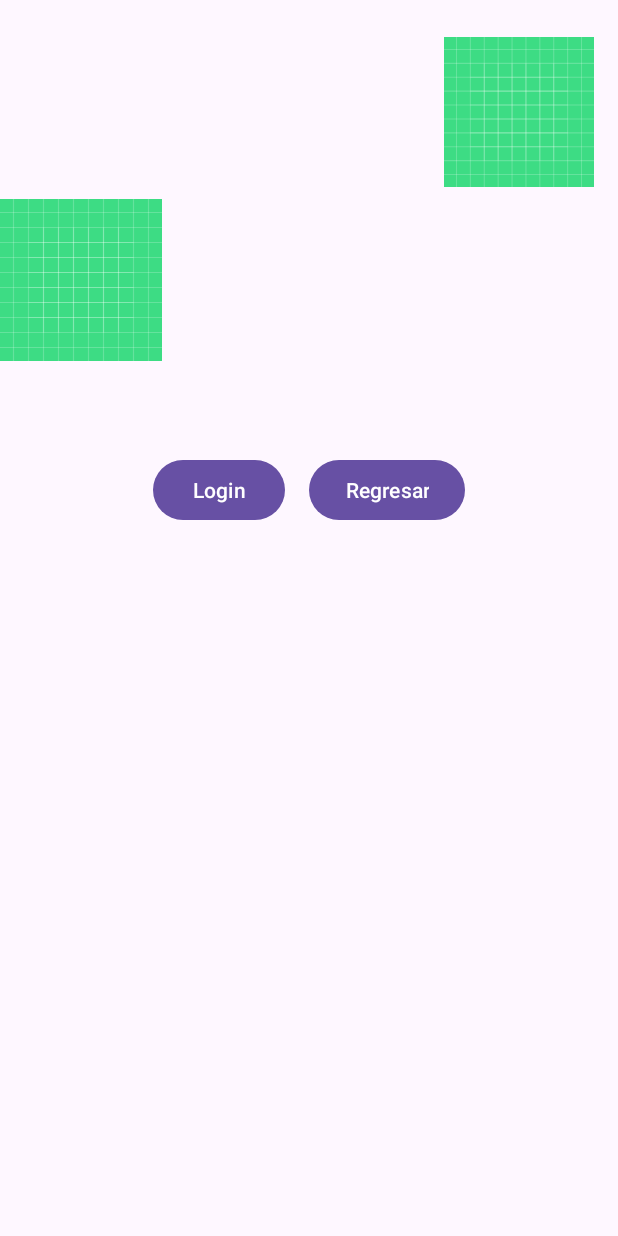
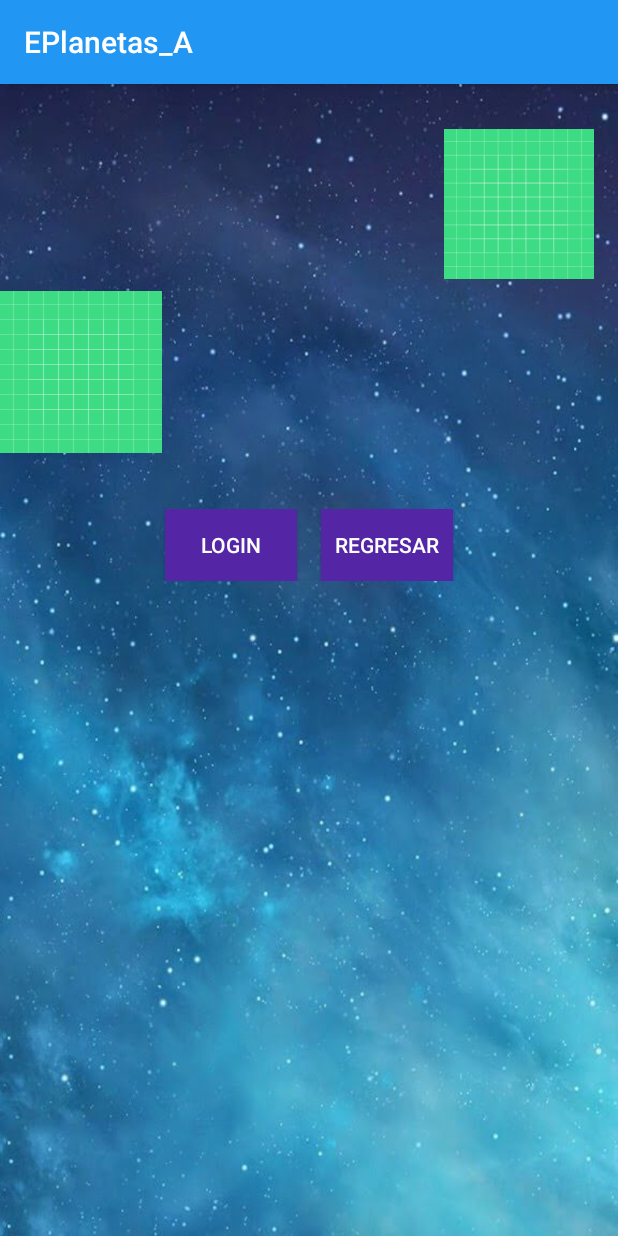
Before and after one commit to Gupe024/PP_Adriana, an Android app: the Informacion screen opened directly, with no data from a screen before it, on a phone screen of 412 x 824 dp. Run offline under Robolectric (Android 15) with nearby library versions, the phone set to English and light mode, and no system bars.

Commit message:
Quinto commit

```diff
--- a/app/src/main/AndroidManifest.xml
+++ b/app/src/main/AndroidManifest.xml
@@ -10,7 +10,7 @@
         android:label="@string/app_name"
         android:roundIcon="@mipmap/ic_launcher_round"
         android:supportsRtl="true"
-        android:theme="@style/Theme.EPlanetas_A"
+        android:theme="@style/Tema"
         tools:targetApi="31">
         <activity
             android:name=".Informacion"
--- a/app/src/main/java/com/example/eplanetas_a/Informacion.java
+++ b/app/src/main/java/com/example/eplanetas_a/Informacion.java
@@ -3,18 +3,8 @@ package com.example.eplanetas_a;
 import android.content.Intent;
 import android.content.res.TypedArray;
 import android.os.Bundle;
-import android.widget.ImageView;
-import android.widget.TextView;
-
-import androidx.appcompat.app.AppCompatActivity;
-import androidx.core.graphics.Insets;
-import androidx.core.view.ViewCompat;
-import androidx.core.view.WindowInsetsCompat;
-
-import java.text.BreakIterator;
-
-import android.content.Intent;
-import android.os.Bundle;
+import android.view.View;
+import android.widget.Button;
 import android.widget.ImageView;
 import android.widget.TextView;
 
@@ -54,5 +44,24 @@ public class Informacion extends AppCompatActivity {
                 imagen2.recycle();
             }
         }
+
+        Button btnLogin = findViewById(R.id.btnLogin);
+        btnLogin.setOnClickListener(new View.OnClickListener() {
+            @Override
+            public void onClick(View v) {
+                // Abrir la actividad de login
+                Intent intent = new Intent(Informacion.this, MainActivity.class);
+                startActivity(intent);
+            }
+        });
+
+        Button btnRegresar = findViewById(R.id.btnRegresar);
+        btnRegresar.setOnClickListener(new View.OnClickListener() {
+            @Override
+            public void onClick(View v) {
+                // Regresar a la ventana anterior
+                finish(); // Cierra esta actividad y regresa a la anterior
+            }
+        });
     }
 }
--- a/app/src/main/java/com/example/eplanetas_a/Lista_planetas.java
+++ b/app/src/main/java/com/example/eplanetas_a/Lista_planetas.java
@@ -35,7 +35,6 @@ public class Lista_planetas extends AppCompatActivity {
         lista.setOnItemClickListener(new AdapterView.OnItemClickListener() {
             @Override
             public void onItemClick(AdapterView<?> parent, View view, int position, long id) {
-                // Iniciar la actividad Informacion y pasar la posición del planeta seleccionado
                 Intent intent = new Intent(Lista_planetas.this, Informacion.class);
                 intent.putExtra("position", position);
                 startActivity(intent);
--- a/app/src/main/java/com/example/eplanetas_a/MainActivity.java
+++ b/app/src/main/java/com/example/eplanetas_a/MainActivity.java
@@ -26,7 +26,6 @@ public class MainActivity extends AppCompatActivity {
         passwordEditText = findViewById(R.id.password);
         iniciarButton = findViewById(R.id.iniciar);
 
-        // Inicializar SharedPreferences
         sharedPreferences = getSharedPreferences("UserPrefs", MODE_PRIVATE);
 
         iniciarButton.setOnClickListener(new View.OnClickListener() {
@@ -40,7 +39,7 @@ public class MainActivity extends AppCompatActivity {
                     editor.putString("usuario", user);
                     editor.apply();
 
-                    String mensajePersonalizado = "Bienvenido estimado " + user + ", que disfrute el planetario";
+                    String mensajePersonalizado = "Bienvenid@ estimad@ " + user + ", que disfrute el planetario";
                     Toast.makeText(MainActivity.this, mensajePersonalizado, Toast.LENGTH_SHORT).show();
 
                     Intent intent = new Intent(MainActivity.this, Lista_planetas.class);
--- a/app/src/main/res/drawable/fondo_pantalla.xml
+++ b/app/src/main/res/drawable/fondo_pantalla.xml
@@ -1,4 +1,3 @@
 <?xml version="1.0" encoding="utf-8"?>
-<selector xmlns:android="http://schemas.android.com/apk/res/android">
-
-</selector>
+<bitmap xmlns:android="http://schemas.android.com/apk/res/android"
+    android:src="@drawable/fondoespacial" />
--- a/app/src/main/res/layout-land/activity_informacion.xml
+++ b/app/src/main/res/layout-land/activity_informacion.xml
@@ -49,8 +49,8 @@
 
                 <ImageView
                     android:id="@+id/imagen1"
-                    android:layout_width="100dp"
-                    android:layout_height="100dp"
+                    android:layout_width="150dp"
+                    android:layout_height="150dp"
                     android:src="@drawable/ic_launcher_background"
                     android:layout_marginStart="16dp"
                     android:layout_marginEnd="16dp" />
@@ -64,13 +64,14 @@
                 android:layout_centerHorizontal="true"
                 android:layout_marginTop="8dp"
                 android:scaleType="fitCenter"
-                android:adjustViewBounds="true" />
+                android:adjustViewBounds="true"
+                android:padding="16dp"/>
 
             <TextView
                 android:id="@+id/texto_centrado"
                 android:layout_width="match_parent"
                 android:layout_height="wrap_content"
-                android:layout_marginTop="10dp"
+                android:layout_marginTop="5dp"
                 android:layout_marginStart="16dp"
                 android:layout_marginEnd="16dp"
                 android:text="@string/Textocentrado"
@@ -80,6 +81,7 @@
                 android:layout_width="match_parent"
                 android:layout_height="wrap_content"
                 android:layout_marginTop="5dp"
+                android:padding="5dp"
                 android:gravity="center_horizontal"
                 android:orientation="horizontal">
 
--- a/app/src/main/res/layout-land/activity_lista_planetas.xml
+++ b/app/src/main/res/layout-land/activity_lista_planetas.xml
@@ -11,7 +11,7 @@
         android:layout_height="wrap_content"
         android:text="@string/Menu"
         style="@style/TextoMenu"
-        android:layout_margin="35dp"
+        android:layout_margin="30dp"
         android:layout_centerHorizontal="true"/>
 
     <ListView
--- a/app/src/main/res/layout-land/activity_main.xml
+++ b/app/src/main/res/layout-land/activity_main.xml
@@ -5,6 +5,8 @@
     android:id="@+id/main"
     android:layout_width="match_parent"
     android:layout_height="match_parent"
+    android:orientation="vertical"
+    android:gravity="center_horizontal"
     tools:context=".MainActivity">
 
     <LinearLayout
@@ -14,9 +16,9 @@
         android:orientation="vertical">
 
         <TextView
-            android:layout_width="160dp"
+            android:layout_width="180dp"
             android:layout_height="45dp"
-            android:layout_marginTop="80dp"
+            android:layout_marginTop="40dp"
             android:text="@string/Titulo"
             style="@style/TituloStyle" />
 
--- a/app/src/main/res/layout/activity_informacion.xml
+++ b/app/src/main/res/layout/activity_informacion.xml
@@ -5,6 +5,10 @@
     android:layout_width="match_parent"
     android:layout_height="match_parent"
     tools:context=".Informacion">
+
+    <ScrollView
+        android:layout_width="match_parent"
+        android:layout_height="match_parent">
 
         <LinearLayout
             android:layout_width="match_parent"
@@ -24,13 +28,14 @@
                     android:text="@string/TituloInfo"
                     android:textSize="18sp"
                     android:textStyle="bold"
-                android:layout_marginRight="16dp"/>
+                    android:layout_marginRight="16dp" />
             </LinearLayout>
 
             <LinearLayout
                 android:layout_width="match_parent"
                 android:layout_height="wrap_content"
-            android:orientation="horizontal">
+                android:orientation="horizontal"
+                android:layout_marginTop="5dp">
 
                 <TextView
                     android:id="@+id/texto_izquierdo"
@@ -65,7 +70,7 @@
                 android:id="@+id/texto_centrado"
                 android:layout_width="match_parent"
                 android:layout_height="wrap_content"
-            android:layout_marginTop="30dp"
+                android:layout_marginTop="10dp"
                 android:layout_marginStart="16dp"
                 android:layout_marginEnd="16dp"
                 android:text="@string/Textocentrado"
@@ -74,25 +79,23 @@
             <LinearLayout
                 android:layout_width="match_parent"
                 android:layout_height="wrap_content"
-            android:orientation="horizontal"
-            android:layout_below="@id/texto_centrado"
-            android:layout_marginTop="10dp"
-            android:gravity="center">
+                android:layout_marginTop="5dp"
+                android:gravity="center_horizontal"
+                android:orientation="horizontal">
 
                 <Button
                     android:id="@+id/btnLogin"
                     android:layout_width="wrap_content"
                     android:layout_height="wrap_content"
-                android:text="Login"
-                android:layout_marginEnd="16dp" />
+                    android:layout_marginEnd="16dp"
+                    android:text="@string/Inicio_sesion" />
 
                 <Button
                     android:id="@+id/btnRegresar"
                     android:layout_width="wrap_content"
                     android:layout_height="wrap_content"
-                android:text="Regresar" />
-
+                    android:text="@string/volver" />
             </LinearLayout>
         </LinearLayout>
-
+    </ScrollView>
 </RelativeLayout>
--- a/app/src/main/res/layout/activity_lista_planetas.xml
+++ b/app/src/main/res/layout/activity_lista_planetas.xml
@@ -10,7 +10,7 @@
         android:layout_width="wrap_content"
         android:layout_height="wrap_content"
         android:text="@string/Menu"
-        android:textSize="18sp"
+        style="@style/TextoMenu"
         android:layout_margin="35dp"
         android:layout_centerHorizontal="true"/>
 
--- a/app/src/main/res/values/Styles.xml
+++ b/app/src/main/res/values/Styles.xml
@@ -1,3 +1,41 @@
-<?xml version="1.0" encoding="utf-8"?>
 <resources>
+    <style name="Tema" parent="Theme.AppCompat.Light.DarkActionBar">
+        <item name="android:windowBackground">@drawable/fondo_pantalla</item>
+        <item name="android:scaleType">fitXY</item>
+        <item name="android:layout_width">wrap_content</item>
+        <item name="android:layout_height">wrap_content</item>
+        <item name="colorPrimary">@color/colorPrimary</item>
+        <item name="colorPrimaryDark">#9C27B0</item>
+        <item name="android:buttonStyle">@style/ButtonStyle</item>
+        <item name="android:textColor">@android:color/white</item>
+    </style>
+
+    <style name="ButtonStyle" parent="Widget.AppCompat.Button">
+        <item name="android:background">#5426A6</item>
+    </style>
+
+    <style name="TituloStyle">
+        <item name="android:textSize">40dp</item>
+        <item name="android:fontFamily">sans-serif-smallcaps</item>
+        <item name="android:gravity">center</item>
+    </style>
+
+    <style name="UsuarioEditTextStyle">
+        <item name="android:textSize">20dp</item>
+        <item name="android:textColor">@android:color/white</item>
+        <item name="android:inputType">text</item>
+        <item name="android:hint">@string/usuario</item>
+    </style>
+
+    <style name="PasswordEditTextStyle">
+        <item name="android:textSize">20dp</item>
+        <item name="android:textColor">@android:color/white</item>
+        <item name="android:hint">@string/password</item>
+        <item name="android:inputType">textPassword</item>
+    </style>
+
+    <style name="TextoMenu">
+        <item name="android:textSize">25sp</item>
+        <item name="android:fontFamily">sans-serif-smallcaps</item>
+    </style>
 </resources>
--- a/app/src/main/res/values/colors.xml
+++ b/app/src/main/res/values/colors.xml
@@ -1,4 +1,7 @@
 <?xml version="1.0" encoding="utf-8"?>
 <resources>
+    <color name="colorPrimary">#2196F3</color>
+    <color name="colorPrimaryDark">#9C27B0</color>
+    <color name="black">#000000</color>
 
 </resources>
--- a/app/src/main/res/values/strings.xml
+++ b/app/src/main/res/values/strings.xml
@@ -10,6 +10,9 @@
     <string name="TituloInfo"/>
     <string name="Textoizquierdo"/>
     <string name="Textocentrado"/>
+    <string name="Inicio_sesion">LOGIN</string>
+    <string name="volver">REGRESAR</string>
+    <string name="password">Contraseña</string>
 
     <string-array name="planetas_array">
         <item>Mercurio</item>
@@ -79,7 +82,7 @@
 
     <string-array name="info_2">
         <item>A pesar de su proximidad con el Sol, no es el planeta más caliente, debido a que carece prácticamente de atmósfera</item>
-        <item>Su atmósfera,en cambio, es muy distinta a la de la Tierra ya que es el planeta más calietne del sistema solar.</item>
+        <item>Su atmósfera,en cambio, es muy distinta a la de la Tierra ya que es el planeta más caliente del sistema solar.</item>
         <item>Es el planeta rocoso más grande del sistema solar. La tierra posee un satélite, la Luna, que ejerce una gran influencia sobre las mareas y las estaciones.</item>
         <item>Sus días duran 25 horas, y tarda 1,88 años en darle la vuelta al sol. La gravedad en Marte es 62% menor que en la tierra. Posee dos lunas irregulares: Fobos y Deimos.</item>
         <item>Júpiter tiene 79 lunas, aunque podría poseer más. Entre ellas, están las cuatro lunas galileanas, muy distintas entre sí, y con características que atraen mucho a la comunidad científica</item>
```
Also changed, not shown: app/src/main/res/layout/activity_main.xml (+5 -14 lines). Lines whose indentation alone changed are shown as unchanged.
